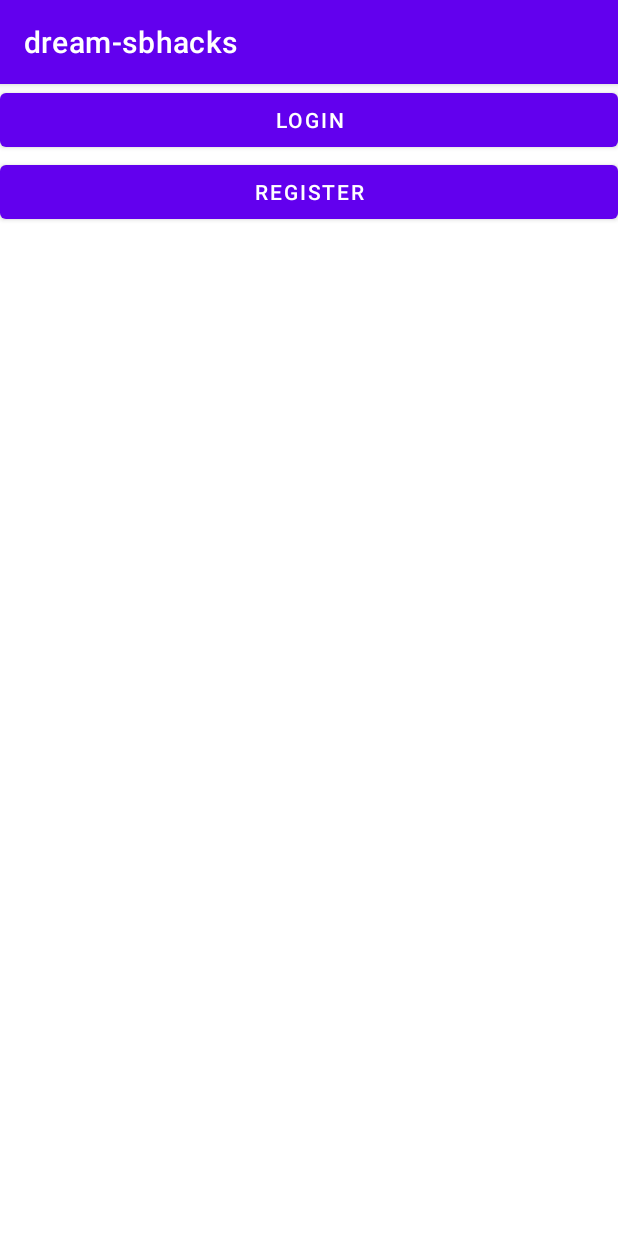
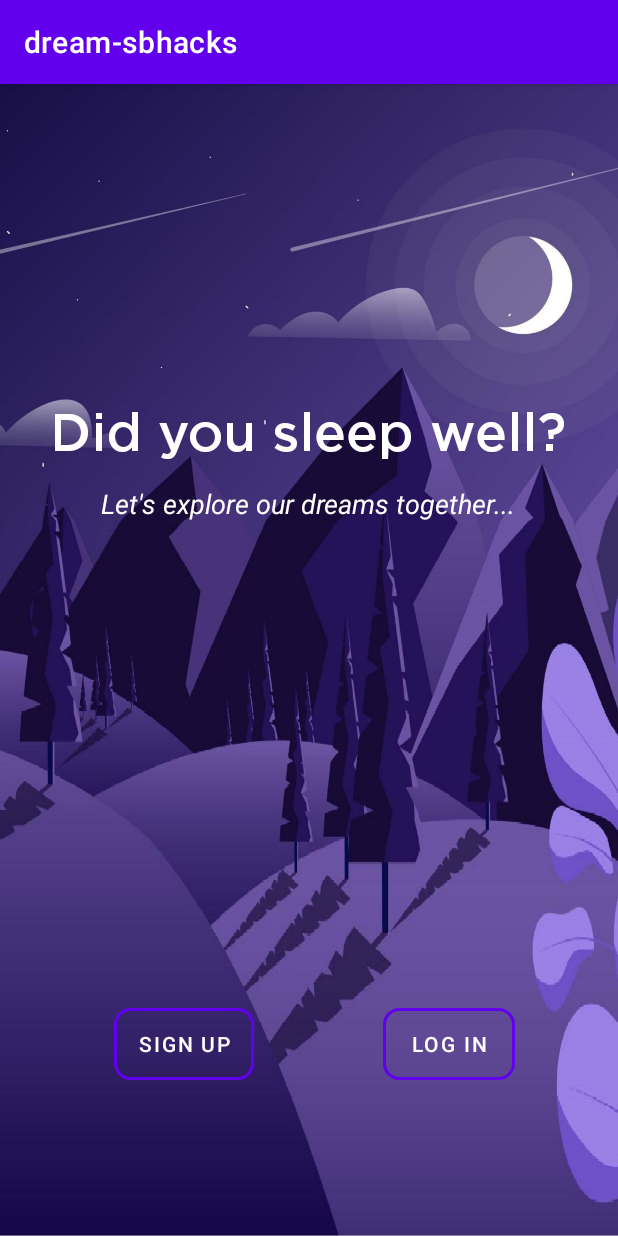
Before and after one commit to Lin2/dreamsbhacks, an Android app: the screen it shows after launch (ChooseLoginorRegistrationActivity), on a phone screen of 412 x 824 dp. Run offline under Robolectric (Android 15) with nearby library versions, the phone set to English and light mode, and no system bars.

Commit message:
ui/ux but a lot of errors

```diff
--- a/app/src/main/java/com/example/dream_sbhacks/ChooseLoginorRegistrationActivity.java
+++ b/app/src/main/java/com/example/dream_sbhacks/ChooseLoginorRegistrationActivity.java
@@ -1,19 +1,26 @@
 package com.example.dream_sbhacks;
 
 import androidx.appcompat.app.AppCompatActivity;
+import androidx.constraintlayout.widget.ConstraintLayout;
 
 import android.content.Intent;
 import android.os.Bundle;
 import android.view.View;
 import android.widget.Button;
+import android.widget.TextView;
 
 public class ChooseLoginorRegistrationActivity extends AppCompatActivity {
 
     private Button mLogin, mRegister;
+    ConstraintLayout constraintLayout;
+    TextView textView;
     @Override
     protected void onCreate(Bundle savedInstanceState) {
         super.onCreate(savedInstanceState);
         setContentView(R.layout.activity_choose_loginor_registration);
+
+        constraintLayout = findViewById(R.id.container);
+        textView = findViewById(R.id.textView);
 
         mLogin = (Button) findViewById(R.id.login);
         mRegister = (Button) findViewById(R.id.register);
--- /dev/null
+++ b/app/src/main/res/drawable/bg_button_white.xml
@@ -0,0 +1,10 @@
+<?xml version="1.0" encoding="utf-8"?>
+<shape xmlns:android="http://schemas.android.com/apk/res/android"
+    android:shape="rectangle">
+
+    <corners android:radius="10dp"/>
+    <solid android:color="@android:color/transparent"/>
+    <stroke android:color="#ffffff"
+        android:width="2dp"
+        />
+</shape>
--- a/app/src/main/res/layout/activity_choose_loginor_registration.xml
+++ b/app/src/main/res/layout/activity_choose_loginor_registration.xml
@@ -1,20 +1,82 @@
 <?xml version="1.0" encoding="utf-8"?>
-<LinearLayout xmlns:android="http://schemas.android.com/apk/res/android"
+<androidx.constraintlayout.widget.ConstraintLayout xmlns:android="http://schemas.android.com/apk/res/android"
     xmlns:app="http://schemas.android.com/apk/res-auto"
     xmlns:tools="http://schemas.android.com/tools"
+    android:id="@+id/linearLayout"
     android:layout_width="match_parent"
     android:layout_height="match_parent"
-    tools:context=".ChooseLoginorRegistrationActivity"
-    android:orientation="vertical">
-    <Button
-        android:layout_width="match_parent"
+    android:background="@drawable/night_img"
+    android:orientation="vertical"
+    tools:context=".ChooseLoginorRegistrationActivity">
+
+    <ImageView
+        android:id="@+id/imageView"
+        android:layout_width="wrap_content"
         android:layout_height="wrap_content"
-        android:text="login"
-        android:id="@+id/login"/>
+        android:scaleType="centerCrop"
+        android:src="@drawable/night_img"
+        app:layout_constraintBottom_toBottomOf="parent"
+        app:layout_constraintEnd_toEndOf="parent"
+        app:layout_constraintStart_toStartOf="parent"
+        app:layout_constraintTop_toTopOf="parent" />
+
+    <TextView
+        android:id="@+id/textView"
+        android:layout_width="wrap_content"
+        android:layout_height="wrap_content"
+        android:layout_marginStart="8dp"
+        android:layout_marginTop="212dp"
+        android:layout_marginEnd="8dp"
+        android:fontFamily="@font/gotham"
+        android:textSize="35dp"
+        android:text="Did you sleep well?"
+        android:textAppearance="@style/TextAppearance.AppCompat.Display1"
+        android:textColor="#ffffff"
+        app:layout_constraintEnd_toEndOf="parent"
+        app:layout_constraintHorizontal_bias="0.489"
+        app:layout_constraintStart_toStartOf="parent"
+        app:layout_constraintTop_toTopOf="parent" />
+
+    <TextView
+        android:layout_width="wrap_content"
+        android:layout_height="wrap_content"
+        android:layout_marginTop="16dp"
+        android:fontFamily="sans-serif"
+        android:text="Let's explore our dreams together..."
+        android:textColor="#ffffff"
+        android:textSize="18dp"
+        android:textStyle="italic"
+        app:layout_constraintEnd_toEndOf="parent"
+        app:layout_constraintHorizontal_bias="0.496"
+        app:layout_constraintStart_toStartOf="parent"
+        app:layout_constraintTop_toBottomOf="@+id/textView" />
+
 
     <Button
-        android:layout_width="match_parent"
+        android:id="@+id/register"
+        android:layout_width="wrap_content"
         android:layout_height="wrap_content"
-        android:text="register"
-        android:id="@+id/register"/>
-</LinearLayout>
+        android:layout_marginStart="76dp"
+        android:layout_marginBottom="104dp"
+        android:background="@drawable/bg_button_white"
+        android:backgroundTint="#FFFFFF"
+        android:text="Sign Up"
+        android:textColor="#ffffff"
+        app:layout_constraintBottom_toBottomOf="@+id/imageView"
+        app:layout_constraintStart_toStartOf="parent" />
+
+    <Button
+        android:id="@+id/login"
+        android:layout_width="wrap_content"
+        android:layout_height="wrap_content"
+        android:layout_marginEnd="52dp"
+        android:layout_marginBottom="104dp"
+        android:background="@drawable/bg_button_white"
+        android:text="Log in"
+        android:textColor="#ffffff"
+        app:layout_constraintBottom_toBottomOf="parent"
+        app:layout_constraintEnd_toEndOf="@+id/imageView"
+        app:layout_constraintHorizontal_bias="0.836"
+        app:layout_constraintStart_toEndOf="@+id/register" />
+
+</androidx.constraintlayout.widget.ConstraintLayout>
--- /dev/null
+++ b/app/src/main/res/layout/content_revised_log_dream_page.xml
@@ -0,0 +1,6 @@
+<?xml version="1.0" encoding="utf-8"?>
+<androidx.constraintlayout.widget.ConstraintLayout xmlns:android="http://schemas.android.com/apk/res/android"
+    xmlns:app="http://schemas.android.com/apk/res-auto"
+    android:layout_width="match_parent"
+    android:layout_height="match_parent"
+    app:layout_behavior="@string/appbar_scrolling_view_behavior"></androidx.constraintlayout.widget.ConstraintLayout>
--- a/app/src/main/res/values/strings.xml
+++ b/app/src/main/res/values/strings.xml
@@ -10,4 +10,5 @@
     <string name="hello_first_fragment">Hello first fragment</string>
     <string name="hello_second_fragment">Hello second fragment. Arg: %1$s</string>
     <string name="title_activity_log_dream_page">LogDreamPage</string>
+    <string name="title_activity_revised_log_dream_page">RevisedLogDreamPage</string>
 </resources>
```
Also changed, not shown: app/src/main/AndroidManifest.xml (+4 -5 lines), app/src/main/java/com/example/dream_sbhacks/First3Fragment.java (added, +34 -0 lines), app/src/main/java/com/example/dream_sbhacks/Second3Fragment.java (added, +34 -0 lines), app/src/main/res/layout/activity_revised_log_dream_page.xml (added, +34 -0 lines), app/src/main/res/layout/fragment_first3.xml (added, +28 -0 lines), app/src/main/res/layout/fragment_second3.xml (added, +27 -0 lines), app/src/main/res/navigation/nav_graph.xml (+26 -4 lines), app/src/main/res/drawable-v24/morning_img.jpg (added), app/src/main/res/drawable-v24/night_img.jpg (added), app/src/main/res/font/gotham.ttf (added).
